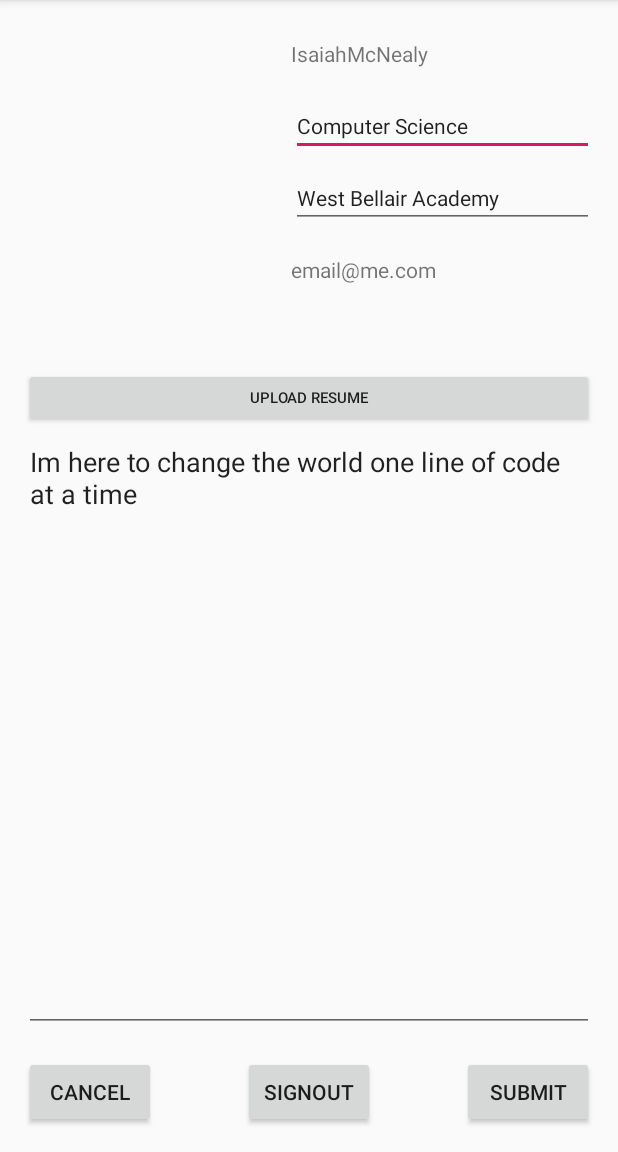
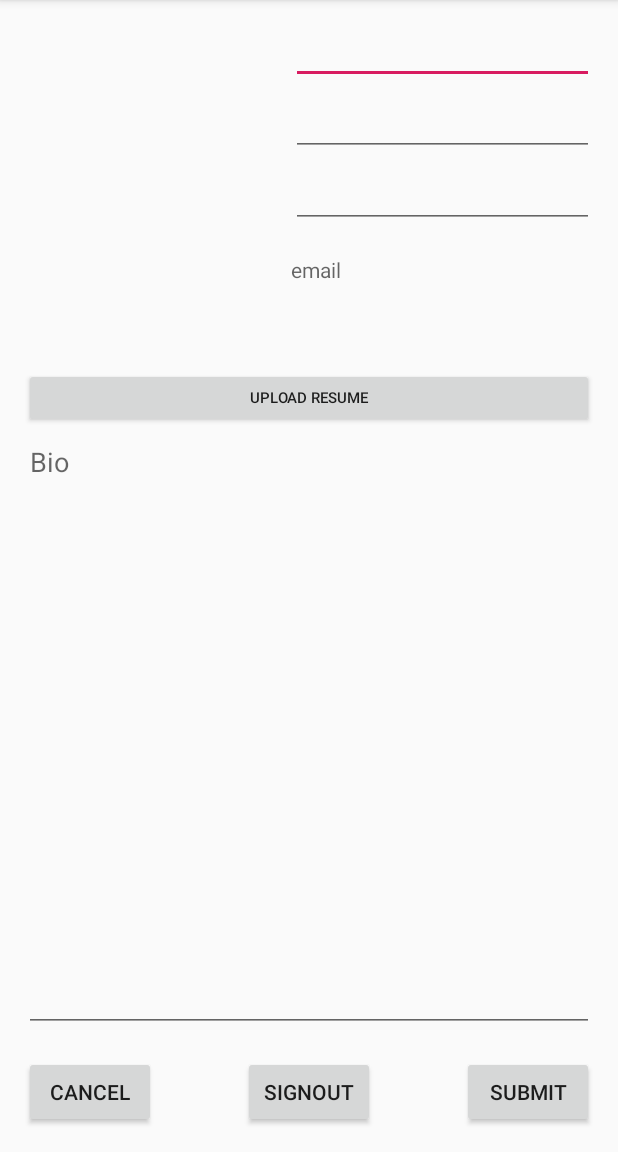
Before and after one commit to isaiahmcnealy/SavvyLLC, an Android app: the screen it shows after launch once a user with an empty profile is signed in (EditProfileActivity), on a phone screen of 412 x 824 dp, the part 84-1236 px from its top. Run offline under Robolectric (Android 15) with nearby library versions, the phone set to English and light mode, and no system bars; our stand-ins replace Firebase (no records; nobody signed in at launch, a user with empty details on screens opened directly); libraries missing offline, so code that uses them is left out: com.firebase.ui.

```diff
--- a/app/src/main/java/com/isaiahmcnealy/savvyllc/EditProfileActivity.java
+++ b/app/src/main/java/com/isaiahmcnealy/savvyllc/EditProfileActivity.java
@@ -13,15 +13,23 @@ import android.widget.Toast;
 import androidx.appcompat.app.AppCompatActivity;
 
 import com.google.firebase.auth.FirebaseAuth;
+import com.google.firebase.database.DatabaseReference;
+import com.google.firebase.database.FirebaseDatabase;
+import com.isaiahmcnealy.savvyllc.models.Member;
 
 public class EditProfileActivity extends AppCompatActivity {
 
     public static final String TAG = "EditProfileActivity";
 
-    private TextView tvFullName;
+    DatabaseReference DbRef;
+
+    Member member;
+
+    private EditText etFullName;
     private EditText etMajor;
     private EditText etUniversity;
     private EditText etAboutMe;
+    private TextView tvEmail;
     private Button btnUploadResume;
     private Button btnCancel;
     private Button btnSubmit;
@@ -34,7 +42,7 @@ public class EditProfileActivity extends AppCompatActivity {
         setContentView(R.layout.activity_edit_profile);
 
         // connect layout objects to java file
-        tvFullName = findViewById(R.id.textView_FullName);
+        etFullName = findViewById(R.id.et_FullName);
         etMajor = findViewById(R.id.editText_Major);
         etUniversity = findViewById(R.id.editText_University);
         etAboutMe = findViewById(R.id.editText_AboutMe);
@@ -42,14 +50,39 @@ public class EditProfileActivity extends AppCompatActivity {
         btnCancel = findViewById(R.id.button_Cancel);
         btnSubmit = findViewById(R.id.button_Submit);
         btnSignout = findViewById(R.id.btnSignout);
-        ivProfileImage = findViewById(R.id.imageView_ProfileImage);
+//        ivProfileImage = findViewById(R.id.imageView_ProfileImage);
+
+        member = new Member();
+
+        DbRef = FirebaseDatabase.getInstance().getReference().child("Member");
 
         // read current user data from database
+        btnSubmit.setOnClickListener(new View.OnClickListener() {
+            @Override
+            public void onClick(View v) {
+                String name = etFullName.getText().toString().trim();
+                String major = etMajor.getText().toString().trim();
+                String university = etUniversity.getText().toString().trim();
+                String about = etAboutMe.getText().toString().trim();
+                //TODO: set user profile image
+//                File? profileImage = ????
 
+                member.setUsername(etFullName.getText().toString().trim());
+                member.setMajor(etMajor.getText().toString().trim());
+                member.setUniversity(etUniversity.getText().toString().trim());
+                member.setAbout(etAboutMe.getText().toString().trim());
+
+                DbRef.push().setValue(member);
+
+                Toast.makeText(EditProfileActivity.this, "Profile sucessfully updated", Toast.LENGTH_SHORT).show();
+            }
+        });
+
+        // TODO: move this to toolbar in order to logout from any page
         btnSignout.setOnClickListener(new View.OnClickListener() {
             @Override
             public void onClick(View v) {
-                Log.i(TAG, "User signing out");
+                Log.i(TAG, "Member signing out");
                 Toast.makeText(EditProfileActivity.this, "You are now logged out", Toast.LENGTH_SHORT).show();
                 FirebaseAuth.getInstance().signOut();
                 goToLogin();
@@ -69,6 +102,12 @@ public class EditProfileActivity extends AppCompatActivity {
 
     }
 
+    public void updateProfile(){
+        FirebaseDatabase mDatabase = FirebaseDatabase.getInstance();
+        DatabaseReference mDbRef = mDatabase.getReference();
+
+    }
+
     private void goToMainActivity() {
         Intent i = new Intent(this, MainActivity.class);
         startActivity(i);
@@ -82,12 +121,3 @@ public class EditProfileActivity extends AppCompatActivity {
         finish();
     }
 }
-
-
-// Code Outlines below
-//
-//    // Write a message to the database
-//    FirebaseDatabase database = FirebaseDatabase.getInstance();
-//    DatabaseReference myRef = database.getReference("message");
-//
-//     myRef.setValue("Hello, World!");
--- a/app/src/main/java/com/isaiahmcnealy/savvyllc/FirebaseUIActivity.java
+++ b/app/src/main/java/com/isaiahmcnealy/savvyllc/FirebaseUIActivity.java
@@ -11,19 +11,13 @@ import android.widget.Toast;
 import androidx.annotation.NonNull;
 import androidx.appcompat.app.AppCompatActivity;
 
-import com.firebase.ui.auth.AuthUI;
-import com.firebase.ui.auth.IdpResponse;
+import com.firebase.ui.auth.data.model.User;
 import com.google.android.gms.tasks.OnCompleteListener;
 import com.google.android.gms.tasks.Task;
-import com.google.firebase.FirebaseApp;
 import com.google.firebase.auth.AuthResult;
 import com.google.firebase.auth.FirebaseAuth;
 import com.google.firebase.auth.FirebaseUser;
 import com.google.firebase.database.DatabaseReference;
-import com.google.firebase.database.FirebaseDatabase;
-
-import java.util.Arrays;
-import java.util.List;
 
 public class FirebaseUIActivity extends AppCompatActivity {
 
@@ -31,9 +25,7 @@ public class FirebaseUIActivity extends AppCompatActivity {
     public static final int RC_SIGN_IN = 123;
 
     private FirebaseAuth mAuth;
-    private DatabaseReference mDatabase;
 
-    private EditText etUsername;
     private EditText etPassword;
     private Button btnLogin;
     private Button btnRegister;
@@ -42,13 +34,12 @@ public class FirebaseUIActivity extends AppCompatActivity {
     @Override
     protected void onCreate(Bundle savedInstanceState) {
         super.onCreate(savedInstanceState);
-        setContentView(R.layout.activity_firebase_ui);
+        setContentView(R.layout.activity_login);
         //FirebaseApp.initializeApp(this);
 
         // Initialize Firebase Auth
         mAuth = FirebaseAuth.getInstance();
 
-        etUsername = findViewById(R.id.etUsername);
         etPassword = findViewById(R.id.etPassword);
         etEmail = findViewById(R.id.etEmail);
         btnLogin = findViewById(R.id.btnLogin);
@@ -58,7 +49,6 @@ public class FirebaseUIActivity extends AppCompatActivity {
             @Override
             public void onClick(View v) {
                 Log.i(TAG, "Register button clicked");
-//                String username = etUsername.getText().toString();
                 String password = etPassword.getText().toString();
                 String email = etEmail.getText().toString();
                 registerUser(email, password);
@@ -69,7 +59,6 @@ public class FirebaseUIActivity extends AppCompatActivity {
             @Override
             public void onClick(View v) {
                 Log.i(TAG, "OnClick login button pressed");
-//                String username = etUsername.getText().toString();
                 String password = etPassword.getText().toString();
                 String email = etEmail.getText().toString();
                 loginUser(email, password);
@@ -95,7 +84,7 @@ public class FirebaseUIActivity extends AppCompatActivity {
                             // Sign in success, update UI with the signed-in user's information
                             Log.d(TAG, "signInWithEmail:success");
                             FirebaseUser user = mAuth.getCurrentUser();
-                            goToMainActivity();
+                            goToEditProfileActivity();
                         } else {
                             // If sign in fails, display a message to the user.
                             Log.w(TAG, "signInWithEmail:failure", task.getException());
@@ -150,66 +139,9 @@ public class FirebaseUIActivity extends AppCompatActivity {
     // if user is not null display a toast and navigate to main activity
     private void updateUI(FirebaseUser currentUser) {
         if (currentUser != null) { // if user is not null display a toast and navigate to
-            Toast.makeText(FirebaseUIActivity.this, "User is still signed in", Toast.LENGTH_SHORT).show();
+            Toast.makeText(FirebaseUIActivity.this, "Member is still signed in", Toast.LENGTH_SHORT).show();
             goToEditProfileActivity();
         }
     }
+
 }
-
-
-
-////        // initialize Firestore Database
-////        mDatabase = FirebaseDatabase.getInstance().getReference();
-//
-//
-//
-//
-//    }
-//
-
-//
-
-//
-
-//
-
-
-//    // create a sign in intent with your preferred sign-in methods:
-//    public void createSignInIntent() {
-//        // [START auth_fui_create_intent]
-//        // Choose authentication providers
-//        List<AuthUI.IdpConfig> providers = Arrays.asList(
-//                new AuthUI.IdpConfig.EmailBuilder().build());
-//
-//        // Create and launch sign-in intent
-//        startActivityForResult(
-//                AuthUI.getInstance()
-//                        .createSignInIntentBuilder()
-//                        .setAvailableProviders(providers)
-//                        .build(),
-//                RC_SIGN_IN);
-//        // [END auth_fui_create_intent]
-//    }
-//
-//
-//    // When the sign-in flow is complete, you will receive the result in onActivityResult:
-//    @Override
-//    protected void onActivityResult(int requestCode, int resultCode, Intent data) {
-//        super.onActivityResult(requestCode, resultCode, data);
-//
-//        if (requestCode == RC_SIGN_IN) {
-//            IdpResponse response = IdpResponse.fromResultIntent(data);
-//
-//            if (resultCode == RESULT_OK) {
-//                // Successfully signed in
-//                FirebaseUser user = FirebaseAuth.getInstance().getCurrentUser();
-//                // ...
-//            } else {
-//                // Sign in failed. If response is null the user canceled the
-//                // sign-in flow using the back button. Otherwise check
-//                // response.getError().getErrorCode() and handle the error.
-//                // ...
-//            }
-//        }
-//    }
-//}
--- a/app/src/main/res/layout/activity_edit_profile.xml
+++ b/app/src/main/res/layout/activity_edit_profile.xml
@@ -18,16 +18,14 @@
         app:layout_constraintTop_toTopOf="parent"
         tools:srcCompat="@tools:sample/avatars" />
 
-    <TextView
-        android:id="@+id/textView_FullName"
+    <EditText
+        android:id="@+id/et_FullName"
         android:layout_width="0dp"
         android:layout_height="40dp"
         android:layout_marginStart="16dp"
         android:layout_marginTop="16dp"
         android:layout_marginEnd="16dp"
         android:gravity="center_vertical"
-        android:hint="@string/app_name"
-        android:text="IsaiahMcNealy"
         android:textSize="14sp"
         app:layout_constraintEnd_toEndOf="parent"
         app:layout_constraintHorizontal_bias="0.0"
@@ -44,12 +42,11 @@
         android:layout_marginTop="8dp"
         android:layout_marginEnd="16dp"
         android:layout_marginRight="16dp"
-        android:text="Computer Science"
         android:textSize="14sp"
         app:layout_constraintEnd_toEndOf="parent"
         app:layout_constraintHorizontal_bias="0.0"
         app:layout_constraintStart_toEndOf="@+id/imageView_ProfileImage"
-        app:layout_constraintTop_toBottomOf="@+id/textView_FullName"
+        app:layout_constraintTop_toBottomOf="@+id/et_FullName"
         tools:text="Computer Science" />
 
     <EditText
@@ -61,7 +58,6 @@
         android:layout_marginTop="8dp"
         android:layout_marginEnd="16dp"
         android:layout_marginRight="16dp"
-        android:text="West Bellair Academy"
         android:textSize="14sp"
         app:layout_constraintEnd_toEndOf="parent"
         app:layout_constraintHorizontal_bias="0.0"
@@ -88,7 +84,6 @@
         android:layout_width="wrap_content"
         android:layout_height="wrap_content"
         android:layout_marginStart="16dp"
-        android:layout_marginLeft="16dp"
         android:layout_marginBottom="16dp"
         android:text="@android:string/cancel"
         app:layout_constraintBottom_toBottomOf="parent"
@@ -99,7 +94,6 @@
         android:layout_width="wrap_content"
         android:layout_height="wrap_content"
         android:layout_marginEnd="16dp"
-        android:layout_marginRight="16dp"
         android:layout_marginBottom="16dp"
         android:text="Submit"
         app:layout_constraintBottom_toBottomOf="parent"
@@ -116,8 +110,7 @@
         android:gravity="start|top"
         android:hint="Bio"
         android:inputType="textMultiLine"
-        android:minLines="5"
-        android:text="Im here to change the world one line of code at a time"
+        android:minLines="3"
         app:layout_constraintBottom_toTopOf="@+id/button_Cancel"
         app:layout_constraintEnd_toEndOf="parent"
         app:layout_constraintStart_toStartOf="parent"
@@ -135,7 +128,7 @@
         app:layout_constraintStart_toEndOf="@+id/button_Cancel" />
 
     <TextView
-        android:id="@+id/textView"
+        android:id="@+id/tvEmail"
         android:layout_width="0dp"
         android:layout_height="40dp"
         android:layout_marginStart="16dp"
@@ -144,7 +137,6 @@
         android:gravity="center_vertical"
         android:hint="email"
         android:inputType="textEmailAddress"
-        android:text="email@me.com"
         app:layout_constraintEnd_toEndOf="parent"
         app:layout_constraintStart_toEndOf="@+id/imageView_ProfileImage"
         app:layout_constraintTop_toBottomOf="@+id/editText_University" />
```
Also changed, not shown: app/src/main/java/com/isaiahmcnealy/savvyllc/models/Member.java (added, +74 -0 lines), app/src/main/java/com/isaiahmcnealy/savvyllc/models/User.java (deleted, +0 -10 lines), app/src/main/res/layout/activity_login.xml (renamed from app/src/main/res/layout/activity_firebase_ui.xml, +3 -10 lines).
